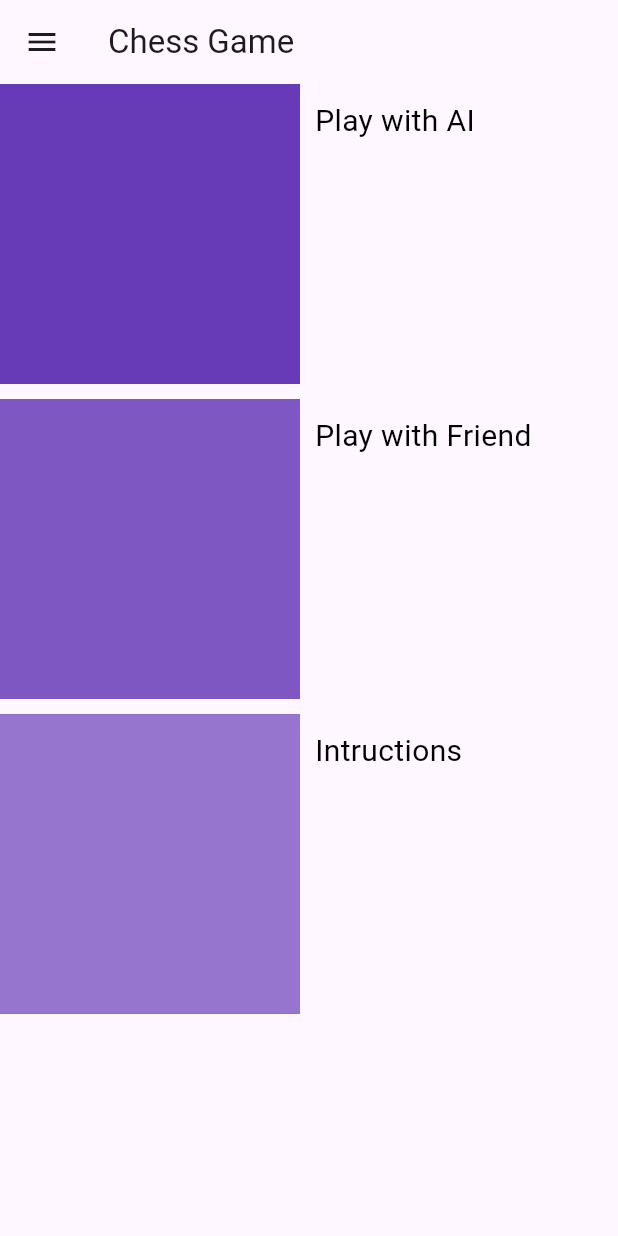
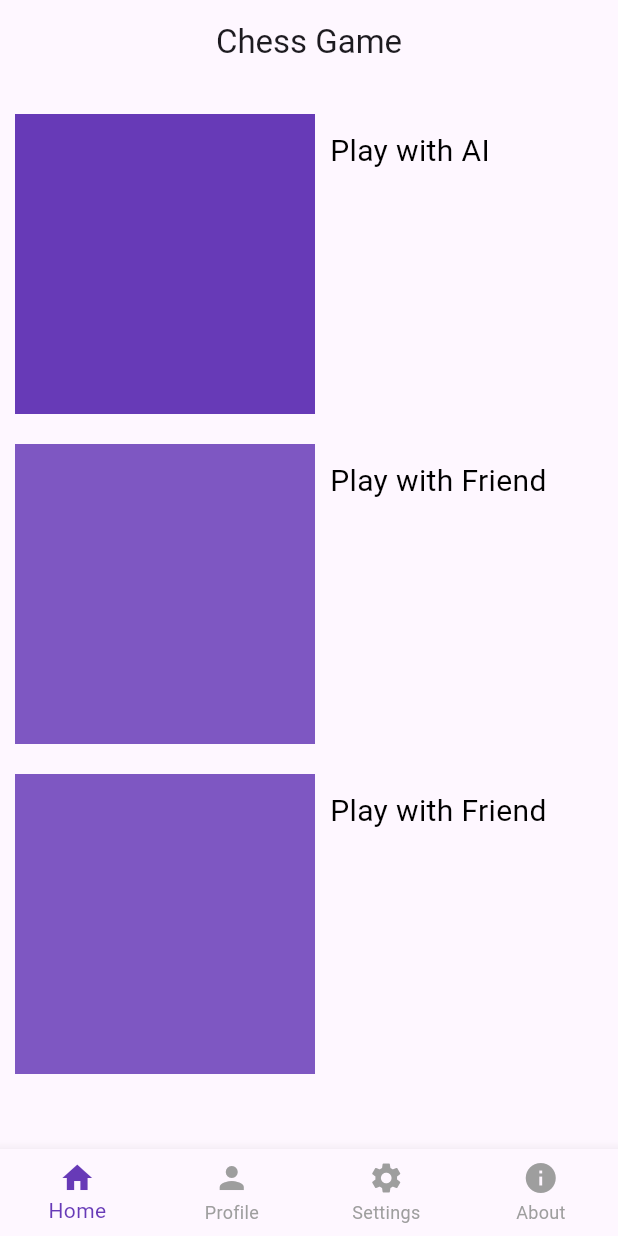
Before and after one commit to namnguyen6321/flutter_nhom5, a Flutter app: the screen it shows after launch, on a phone screen of 412 x 824 dp. Run offline on Flutter 3.47's test engine with Material 3 defaults, Android fonts, the light colour scheme and no system bars.

Commit message:
update home screen, create home Content

```diff
--- a/chessgame/lib/main.dart
+++ b/chessgame/lib/main.dart
@@ -1,4 +1,10 @@
 import 'package:flutter/material.dart';
+import 'package:my_app/screens/about_screen.dart';
+import 'package:my_app/screens/learn_screen.dart';
+import 'package:my_app/screens/play_ai_screen.dart';
+import 'package:my_app/screens/play_friend_screen.dart';
+import 'package:my_app/screens/profile_screen.dart';
+import 'package:my_app/screens/settings_creen.dart';
 import 'screens/home_screen.dart';
 import 'widget/game_board.dart';
 
@@ -14,6 +20,14 @@ class ChessGameApp extends StatelessWidget {
       theme: ThemeData(primarySwatch: Colors.blueGrey),
       home: HomeScreen(),
       routes: {
+        '/play_ai': (context) => PlayAIScreen(),
+        '/play_friend': (context) => PlayFriendScreen(),
+        '/settings': (context) => SettingsScreen(),
+        '/about': (context) => AboutScreen(),
+        '/learn': (context) => LearnScreen(),
+        'home': (context) => HomeScreen(),
+        'profile': (context) => ProfileScreen(),
+
         // '/game': (context) => GameBoard(),
       },
       debugShowCheckedModeBanner: false,
--- /dev/null
+++ b/chessgame/lib/screens/home_content.dart
@@ -0,0 +1,96 @@
+import 'package:flutter/material.dart';
+import 'package:my_app/screens/play_ai_screen.dart';
+import 'package:my_app/screens/play_friend_screen.dart';
+import 'package:my_app/screens/learn_screen.dart';
+
+class HomeContent extends StatelessWidget {
+  const HomeContent({super.key});
+
+  @override
+  Widget build(BuildContext context) {
+    return SingleChildScrollView(
+      child: Column(
+        crossAxisAlignment: CrossAxisAlignment.start,
+        children: [
+          const SizedBox(height: 20),
+          GestureDetector(
+            onTap: () {
+              Navigator.push(
+                context,
+                MaterialPageRoute(builder: (context) => const PlayAIScreen()),
+              );
+            },
+            child: Row(
+        crossAxisAlignment: CrossAxisAlignment.start,
+        children: [
+           SizedBox(width: 10),
+          Container(
+            color: Colors.deepPurple,
+            width: 200,
+            height: 200,
+          ),
+          const SizedBox(width: 10),
+          Padding(
+            padding:  EdgeInsets.only(top: 10),
+            child: Text('Play with AI', style: TextStyle(fontSize: 20,color: Colors.black)),
+          ),
+        ],
+      ),
+          ),
+          const SizedBox(height: 20),
+          GestureDetector(
+            onTap: () {
+              Navigator.push(
+                context,
+                MaterialPageRoute(builder: (context) => const PlayFriendScreen()),
+              );
+            },
+            child: Row(
+        crossAxisAlignment: CrossAxisAlignment.start,
+        children: [
+           SizedBox(width: 10),
+          Container(
+            color: Colors.deepPurple[400],
+             width: 200,
+            height: 200,
+          ),
+           SizedBox(width: 10),
+          Padding(
+            padding:  EdgeInsets.only(top: 10),
+            child: Text('Play with Friend', style: TextStyle(fontSize: 20,color: Colors.black)),
+          ),
+        ],
+      ),
+          ),
+          const SizedBox(height: 20),
+          GestureDetector(
+            onTap: () {
+              Navigator.push(
+                context,
+                MaterialPageRoute(builder: (context) => const LearnScreen()),
+              );
+            },
+            child: Row(
+        crossAxisAlignment: CrossAxisAlignment.start,
+        children: [
+           SizedBox(width: 10),
+          Container(
+            color: Colors.deepPurple[400],
+             width: 200,
+            height: 200,
+          ),
+           SizedBox(width: 10),
+          Padding(
+            padding:  EdgeInsets.only(top: 10),
+            child: Text('Play with Friend', style: TextStyle(fontSize: 20,color: Colors.black)),
+          ),
+        ],
+      ),
+          ),
+          const SizedBox(height: 20),
+        ],
+      ),
+    );
+  }
+
+}
--- a/chessgame/lib/screens/home_screen.dart
+++ b/chessgame/lib/screens/home_screen.dart
@@ -1,132 +1,53 @@
 import 'package:flutter/material.dart';
-import 'package:my_app/screens/play_ai_screen.dart';
-import 'package:my_app/screens/play_friend_screen.dart';
+import 'package:my_app/screens/home_content.dart';
+import 'package:my_app/screens/profile_screen.dart';
+import 'package:my_app/screens/about_screen.dart';
 import 'package:my_app/screens/settings_creen.dart';
 
-import 'about_screen.dart';
+class HomeScreen extends StatefulWidget {
+  const HomeScreen({super.key});
 
-class HomeScreen extends StatelessWidget {
-  const HomeScreen({super.key});
+  @override
+  State<HomeScreen> createState() => _HomeScreenState();
+}
+
+class _HomeScreenState extends State<HomeScreen> {
+  int _selectedIndex = 0;
+
+  final List<Widget> _pages = [
+    HomeContent(),
+    ProfileScreen(),
+    SettingsScreen(),
+    AboutScreen(),
+];
+
+
+  void _onItemTapped(int index) {
+    setState(() {
+      _selectedIndex = index;
+    });
+  }
 
   @override
   Widget build(BuildContext context) {
     return Scaffold(
-      appBar: AppBar(title: const Text('Chess Game')),
-      body: Column(
-        crossAxisAlignment: CrossAxisAlignment.start,
-        children: [
-    GestureDetector(
-      onTap: (){
-        Navigator.push(
-          context,
-          MaterialPageRoute(builder: (context) => const PlayAIScreen()),
-        );
-      },
-      child: Row(
-        crossAxisAlignment: CrossAxisAlignment.start,
-        children: [
-          Container(
-            color: Colors.deepPurple,
-            width: 200,
-            height: 200,
-          ),
-          const SizedBox(width: 10),
-          Padding(
-            padding:  EdgeInsets.only(top: 10),
-            child: Text('Play with AI', style: TextStyle(fontSize: 20,color: Colors.black)),
-          ),
-
-
+      appBar: AppBar(
+        title: const Text('Chess Game'),
+        centerTitle: true,
+      ),
+      body: _pages[_selectedIndex],
+      bottomNavigationBar: BottomNavigationBar(
+        type: BottomNavigationBarType.fixed,
+        currentIndex: _selectedIndex,
+        selectedItemColor: Colors.deepPurple,
+        unselectedItemColor: Colors.grey,
+        onTap: _onItemTapped,
+        items: const [
+          BottomNavigationBarItem(icon: Icon(Icons.home), label: 'Home'),
+          BottomNavigationBarItem(icon: Icon(Icons.person), label: 'Profile'),
+          BottomNavigationBarItem(icon: Icon(Icons.settings), label: 'Settings'),
+          BottomNavigationBarItem(icon: Icon(Icons.info), label: 'About'),
         ],
-
-      ),
-    ),
-    Container(
-      height: 10,
-    ),
-    GestureDetector(
-      onTap: (){
-        Navigator.push(
-          context,
-          MaterialPageRoute(builder: (context) => const PlayFriendScreen()),
-        );
-      },
-      child: Row(
-        crossAxisAlignment: CrossAxisAlignment.start,
-        children: [
-          Container(
-            color: Colors.deepPurple[400],
-             width: 200,
-            height: 200,
-          ),
-           SizedBox(width: 10),
-          Padding(
-            padding:  EdgeInsets.only(top: 10),
-            child: Text('Play with Friend', style: TextStyle(fontSize: 20,color: Colors.black)),
-          ),
-        ],
-      ),
-    ),
-    Container(
-      height: 10,
-    ),
-    Row(
-      crossAxisAlignment: CrossAxisAlignment.start,
-      children: [
-        Container(
-          color: Colors.deepPurple[300],
-          width: 200,
-          height: 200,
-        ),
-        SizedBox(width: 10),
-        Padding(
-          padding:  EdgeInsets.only(top: 10),
-          child: Text('Intructions', style: TextStyle(fontSize: 20,color: Colors.black)),
-        ),
-      ],
-    ),
-  ],
-),
-
-      drawer: Drawer(
-        backgroundColor: Colors.deepPurple[100],
-        child: Column(
-          children: [
-            DrawerHeader(
-              child: Icon(Icons.favorite, size: 100, color: Colors.deepPurple),
-            ),
-            ListTile(
-              leading: Icon(Icons.home),
-              title: Text('Home Page'),
-              onTap: () {
-                Navigator.push(
-                  context,
-                  MaterialPageRoute(builder: (context) => const HomeScreen()),
-                );
-              },
-            ),
-            ListTile(
-              leading: Icon(Icons.settings),
-              title: Text('Settings'),
-              onTap: () {
-                Navigator.push(
-                  context,
-                  MaterialPageRoute(builder: (context) => const SettingsScreen()),
-                );
-              },
-            ),
-            ListTile(
-              leading: Icon(Icons.person),
-              title: Text('profile'),
-              onTap: () {
-                Navigator.push(
-                  context,
-                  MaterialPageRoute(builder: (context) => const AboutScreen()),
-                );
-              },
-            ),
-          ],
-        ),
       ),
     );
   }
```
Also changed, not shown: chessgame/lib/screens/learn_screen.dart (added, +29 -0 lines), chessgame/lib/screens/profile_screen.dart (added, +9 -0 lines), chessgame/lib/screens/intruction_screen.dart (deleted).
